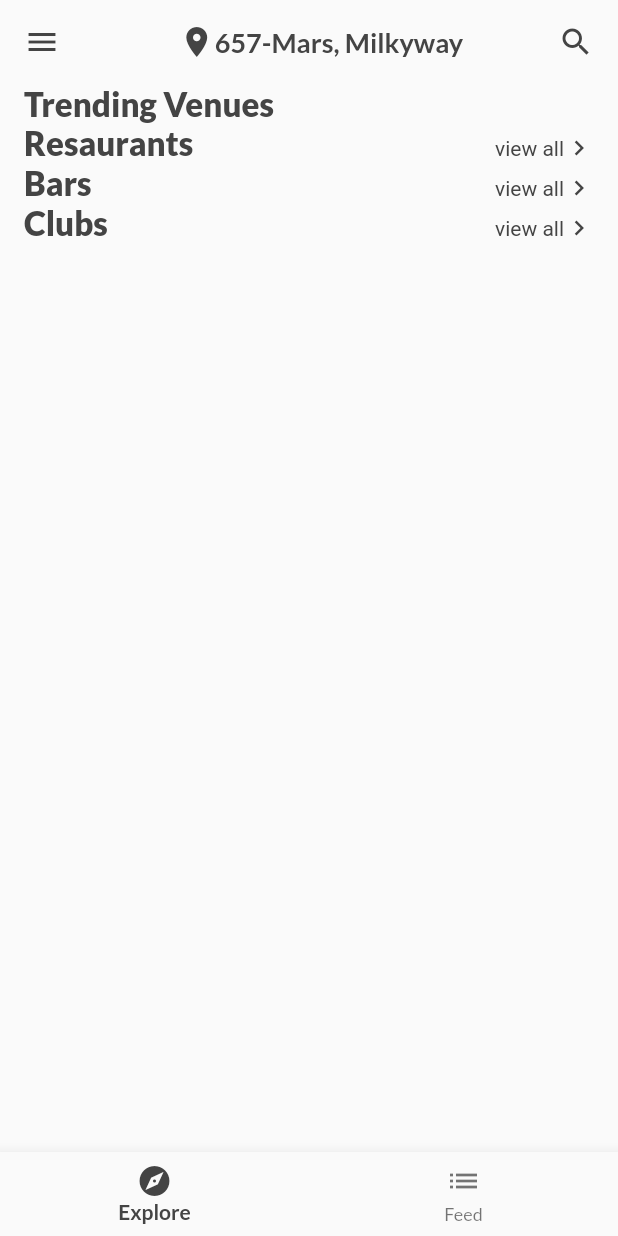
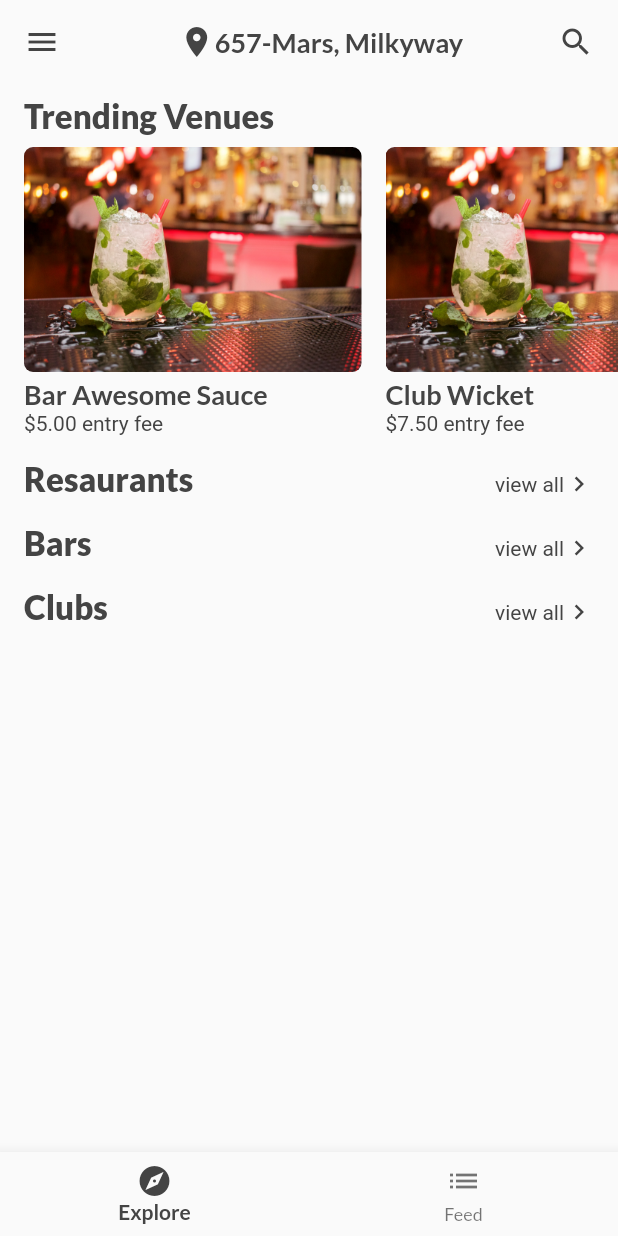
Before and after one commit to App-CoverMe/app, a Flutter app: the screen it shows after launch, on a phone screen of 412 x 824 dp. Run offline on Flutter 3.47's test engine with Material 2 defaults, Android fonts, the phone set to English and light mode, and no system bars; our stand-ins replace bloc, equatable, flutter_bloc, formz, shared_preferences.

Commit message:
Added trending venues carousel

```diff
--- /dev/null
+++ b/lib/constants/placeholders.dart
@@ -0,0 +1,25 @@
+import 'package:app/explore/ui/cm_trending_image_text.dart';
+import 'package:flutter/material.dart';
+
+final List<Widget> kTrendingVenuesList = [
+  CmTrendingImageText(
+    venueEntryFee: 5.00,
+    venueName: 'Bar Awesome Sauce',
+    venueImage: AssetImage('assets/images/bar_image_1.jpg'),
+  ),
+  CmTrendingImageText(
+    venueEntryFee: 7.50,
+    venueName: 'Club Wicket',
+    venueImage: AssetImage('assets/images/bar_image_1.jpg'),
+  ),
+  CmTrendingImageText(
+    venueEntryFee: 10.00,
+    venueName: 'Hello there mate',
+    venueImage: AssetImage('assets/images/bar_image_1.jpg'),
+  ),
+  CmTrendingImageText(
+    venueEntryFee: 2.50,
+    venueName: 'Imagination run dry',
+    venueImage: AssetImage('assets/images/bar_image_1.jpg'),
+  ),
+];
--- a/lib/explore/explore_screen.dart
+++ b/lib/explore/explore_screen.dart
@@ -1,3 +1,4 @@
+import 'package:app/constants/placeholders.dart';
 import 'package:app/explore/ui/cm_section_header.dart';
 import 'package:flutter/material.dart';
 
@@ -5,8 +6,6 @@ class ExploreScreen extends StatelessWidget {
   @override
   Widget build(BuildContext context) {
     return SingleChildScrollView(
-      child: Padding(
-        padding: const EdgeInsets.symmetric(horizontal: 16),
       child: Column(
         crossAxisAlignment: CrossAxisAlignment.start,
         children: [
@@ -17,6 +16,17 @@ class ExploreScreen extends StatelessWidget {
               print('View all pressed');
             },
             hasViewAll: false,
+          ),
+          Container(
+            height: 200,
+            child: ListView.builder(
+              physics: BouncingScrollPhysics(),
+              scrollDirection: Axis.horizontal,
+              itemCount: kTrendingVenuesList.length,
+              itemBuilder: (context, index) {
+                return kTrendingVenuesList[index];
+              },
+            ),
           ),
           CmSectionHeader(
             headerTitle: 'Resaurants',
@@ -44,7 +54,6 @@ class ExploreScreen extends StatelessWidget {
           ),
         ],
       ),
-      ),
     );
   }
 }
--- a/lib/explore/ui/cm_section_header.dart
+++ b/lib/explore/ui/cm_section_header.dart
@@ -12,7 +12,9 @@ class CmSectionHeader extends StatelessWidget {
       @required this.hasViewAll});
   @override
   Widget build(BuildContext context) {
-    return Row(
+    return Padding(
+      padding: const EdgeInsets.symmetric(vertical: 8.0, horizontal: 16.0),
+      child: Row(
         mainAxisAlignment: MainAxisAlignment.spaceBetween,
         crossAxisAlignment: CrossAxisAlignment.baseline,
         textBaseline: TextBaseline.alphabetic,
@@ -42,6 +44,7 @@ class CmSectionHeader extends StatelessWidget {
                 )
               : Container(),
         ],
+      ),
     );
   }
 }
--- /dev/null
+++ b/lib/explore/ui/cm_trending_image_text.dart
@@ -0,0 +1,52 @@
+import 'package:flutter/material.dart';
+
+class CmTrendingImageText extends StatelessWidget {
+  final double venueEntryFee;
+  final String venueName;
+  final ImageProvider venueImage;
+  CmTrendingImageText(
+      {@required this.venueEntryFee,
+      @required this.venueName,
+      @required this.venueImage});
+  @override
+  Widget build(BuildContext context) {
+    return Padding(
+      padding: const EdgeInsets.only(left: 16.0),
+      child: Column(
+        crossAxisAlignment: CrossAxisAlignment.start,
+        mainAxisSize: MainAxisSize.min,
+        children: [
+          Container(
+            height: 150,
+            width: 225,
+            decoration: BoxDecoration(
+              borderRadius: BorderRadius.all(Radius.circular(6)),
+              image: DecorationImage(
+                fit: BoxFit.cover,
+                image: venueImage,
+              ),
+            ),
+          ),
+          Padding(
+            padding: const EdgeInsets.symmetric(vertical: 4.0),
+            child: Column(
+              crossAxisAlignment: CrossAxisAlignment.start,
+              children: [
+                Text(
+                  venueName,
+                  maxLines: 1,
+                  overflow: TextOverflow.ellipsis,
+                  style: Theme.of(context).textTheme.headline6,
+                ),
+                Text(
+                  '\$${venueEntryFee.toStringAsFixed(2)} entry fee',
+                  style: Theme.of(context).textTheme.bodyText1,
+                ),
+              ],
+            ),
+          ),
+        ],
+      ),
+    );
+  }
+}
--- a/pubspec.yaml
+++ b/pubspec.yaml
@@ -47,9 +47,9 @@ flutter:
   # the material Icons class.
   uses-material-design: true
   # To add assets to your application, add an assets section, like this:
-  # assets:
-  #   - images/a_dot_burr.jpeg
-  #   - images/a_dot_ham.jpeg
+  assets:
+    - assets/images/
+
   # An image asset can refer to one or more resolution-specific "variants", see
   # https://flutter.dev/assets-and-images/#resolution-aware.
   # For details regarding adding assets from package dependencies, see
```
Also changed, not shown: assets/images/bar_image_1.jpg (added). Lines whose indentation alone changed are shown as unchanged.
